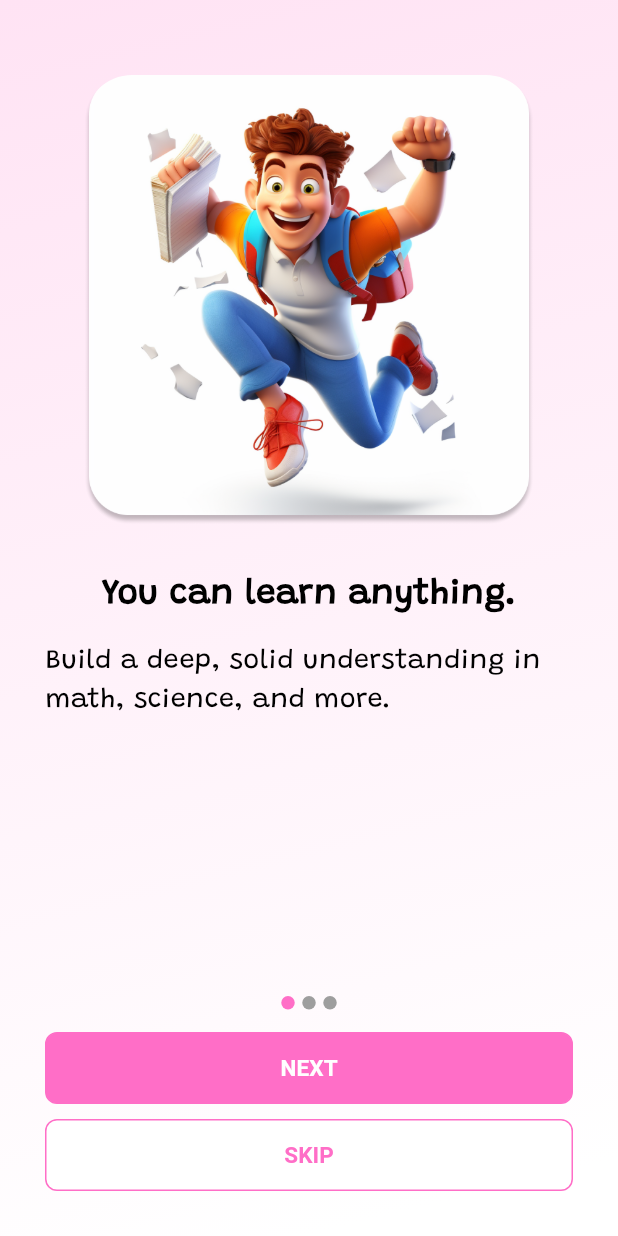
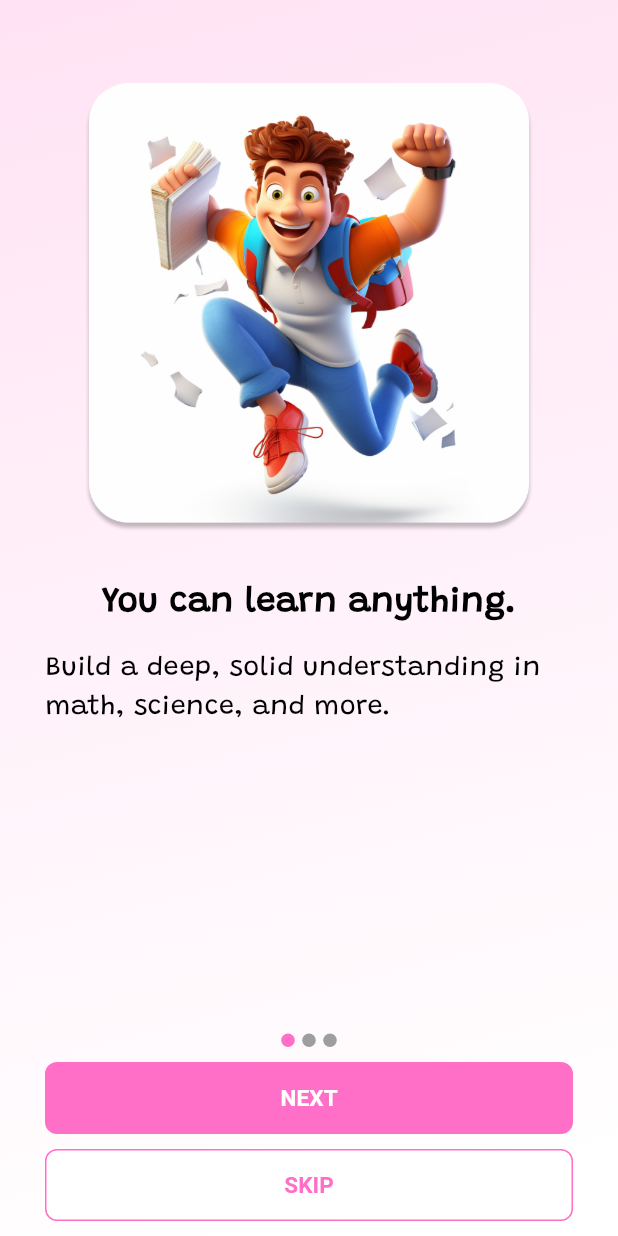
Before and after one commit to mostafaesmail9244/kid-education, a Flutter app: the screen it shows after launch, on a phone screen of 412 x 824 dp. Run offline on Flutter 3.47's test engine with Material 2 defaults, Android fonts, the phone set to English and light mode, and no system bars; drawn by our look-alikes of smooth_page_indicator; our stand-ins replace flutter_screenutil, shared_preferences.

Commit message:
Refactor the code and edit onBoardingScreen

```diff
--- a/lib/main.dart
+++ b/lib/main.dart
@@ -1,8 +1,9 @@
 import 'package:flutter/material.dart';
+import 'package:flutter/services.dart';
 import 'package:flutter_screenutil/flutter_screenutil.dart';
 import 'package:kid_education/shared/network/local/cache_helper.dart';
-import 'package:kid_education/view/screens/login_screen.dart';
 import 'package:kid_education/view/screens/onBoarding_screen.dart';
+import 'package:kid_education/view/screens/welcome_screen.dart';
 
 Future<void> main() async {
   WidgetsFlutterBinding.ensureInitialized();
@@ -12,10 +13,11 @@ Future<void> main() async {
 
   Widget widget;
   if (onBoarding != null) {
-      widget = const LoginScreen();
+      widget = const WelcomeScreen();
   } else {
     widget = OnBoardingScreen();
   }
+  print(widget);
 
   runApp(  MyApp(startWidget: widget));
 }
--- a/lib/shared/constants.dart
+++ b/lib/shared/constants.dart
@@ -1,4 +1,5 @@
 import 'package:flutter/material.dart';
 
+const Color primaryColor = Color(0xFF007BFF);
 const Color defaultColor = Color(0xFFFF6EC7);
-const Color primaryColor = Color(0xFF007BFF);
+const Color scaffoldMixedColor = Color(0xFFFFE3F4);
--- a/lib/view/screens/login_screen.dart
+++ b/lib/view/screens/login_screen.dart
@@ -6,6 +6,9 @@ class LoginScreen extends StatelessWidget {
 
   @override
   Widget build(BuildContext context) {
-    return primaryScaffold();
+    return primaryScaffold(
+      appBar: AppBar(),
+
+    );
   }
 }
--- a/lib/view/screens/onBoarding_screen.dart
+++ b/lib/view/screens/onBoarding_screen.dart
@@ -1,7 +1,6 @@
 import 'package:flutter/material.dart';
 import 'package:kid_education/view/widgets/onBoarding_widget.dart';
 
-import '../../shared/components/components.dart';
 
 class OnBoardingScreen extends StatefulWidget {
   @override
@@ -13,8 +12,21 @@ class _OnBoardingScreenState extends State<OnBoardingScreen> {
 
   @override
   Widget build(BuildContext context) {
-    return primaryScaffold(
-      body: const OnBoardingWidget(),
+    return Container(
+      decoration: const BoxDecoration(
+        gradient: LinearGradient(
+          begin: AlignmentDirectional.topStart,
+          end: AlignmentDirectional.bottomCenter,
+          colors: [
+            Color(0xFFFFE3F4),
+            Color(0xFFFFFFFF),
+          ],
+        ),
+      ),
+      child: const Scaffold(
+        backgroundColor: Colors.transparent,
+        body: OnBoardingWidget(),
+      ),
     );
   }
 }
--- a/lib/view/screens/testScreen.dart
+++ b/lib/view/screens/testScreen.dart
@@ -8,7 +8,11 @@ class Test extends StatelessWidget {
   @override
   Widget build(BuildContext context) {
     return primaryScaffold(
-      body: Center(
+        appBar: AppBar(
+          backgroundColor:   Color(0xFFFFE3F4),
+          elevation: 0,
+        ),
+        body: Center(
         child:  Column(
           children: [
             Image.asset('assets/images/games.png'),
--- a/lib/view/screens/welcome_screen.dart
+++ b/lib/view/screens/welcome_screen.dart
@@ -8,6 +8,7 @@ class WelcomeScreen extends StatelessWidget {
   @override
   Widget build(BuildContext context) {
     return primaryScaffold(
+      // appBar: AppBar(),
       body: const WelcomeWidget(),
     );
   }
--- a/lib/view/widgets/onBoarding_widget.dart
+++ b/lib/view/widgets/onBoarding_widget.dart
@@ -55,30 +55,49 @@ class _OnBoardingWidgetState extends State<OnBoardingWidget> {
   @override
   Widget build(BuildContext context) {
     return Padding(
-      padding: const EdgeInsets.all(30.0),
+      padding: const EdgeInsets.only(top: 35.0,right: 30,left: 30,bottom: 10,),
       child: Column(
         children: [
           //Board
-          Expanded(
-            child: PageView.builder(
-              itemBuilder: (context, index) => buildBoardItem(board[index]),
-              physics: const BouncingScrollPhysics(),
-              itemCount: board.length,
-              onPageChanged: (index) {
-                if (index == (board.length) - 1) {
-                  setState(() {
-                    isLast = true;
-                  });
+          pageViewBuilder(),
+          smoothPageIndicator(),
+
+          //Next Button with vertical padding 10
+          Padding(
+            padding: const EdgeInsets.symmetric(vertical: 10.0),
+            child: defaultButton(
+              function: () {
+                if (isLast == true) {
+                  submit();
                 } else {
-                  setState(() {
-                    isLast = false;
-                  });
+                  boardController.nextPage(
+                    duration: const Duration(milliseconds: 750),
+                    curve: Curves.fastOutSlowIn,
+                  );
                 }
               },
-              controller: boardController,
+              text: 'next',
+              isUpperCase: true,
             ),
           ),
-          Center(
+
+          //Skip Button
+          defaultButton(
+            function: () {
+              submit();
+            },
+            text: 'skip',
+            isUpperCase: true,
+            textColor: defaultColor,
+            background: Colors.white,
+          ),
+        ],
+      ),
+    );
+  }
+
+  Center smoothPageIndicator() {
+    return Center(
           child: Row(
             mainAxisAlignment: MainAxisAlignment.center,
             children: [
@@ -96,37 +115,27 @@ class _OnBoardingWidgetState extends State<OnBoardingWidget> {
               ),
             ],
           ),
-          ),
-          const SizedBox(
-            height: 15,
-          ),
-          defaultButton(
-            function: () {
-              if (isLast == true) {
-                submit();
-              } else {
-                boardController.nextPage(
-                  duration: const Duration(milliseconds: 750),
-                  curve: Curves.fastOutSlowIn,
         );
   }
+
+  Expanded pageViewBuilder() {
+    return Expanded(
+          child: PageView.builder(
+            itemBuilder: (context, index) => buildBoardItem(board[index]),
+            physics: const BouncingScrollPhysics(),
+            itemCount: board.length,
+            onPageChanged: (index) {
+              if (index == (board.length) - 1) {
+                setState(() {
+                  isLast = true;
+                });
+              } else {
+                setState(() {
+                  isLast = false;
+                });
+              }
             },
-            text: 'next',
-            isUpperCase: true,
-          ),
-          const SizedBox(
-            height: 10,
-          ),
-          defaultButton(
-            function: () {
-              submit();
-            },
-            text: 'skip',
-            isUpperCase: true,
-            textColor: defaultColor,
-            background: Colors.white,
-          ),
-        ],
+            controller: boardController,
           ),
         );
   }
@@ -173,7 +182,7 @@ class _OnBoardingWidgetState extends State<OnBoardingWidget> {
             fontWeight: FontWeight.w400,
           ),
           const SizedBox(
-            height: 15.0,
+            height: 5.0,
           ),
         ],
       ),
```
Also changed, not shown: lib/shared/components/components.dart (+7 -4 lines), lib/view/screens/hello_kid_screen.dart (added, +12 -0 lines), lib/view/screens/parent_registration_screen.dart (added, +13 -0 lines), lib/view/widgets/welcome_widget.dart (+43 -51 lines), assets/images/welcome_kid.png (renamed from assets/images/welcom_kid.png), assets/images/welcome_parent.png (renamed from assets/images/welcom_parent.png). Lines whose indentation alone changed are shown as unchanged.
